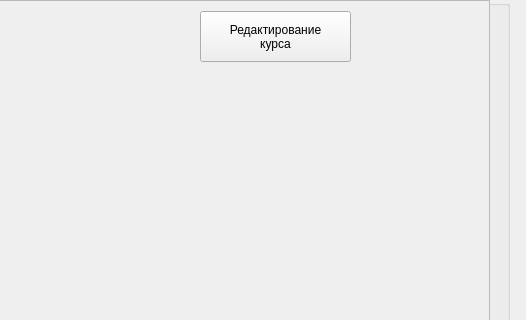
Before: the Qt Designer form client/Forms/CoursePage/coursepage.ui in sofinvalery/LMS, drawn with Qt 5; both pictures show x 411 to 937 and y 0 to 320 of the 937 by 637 pixel window.
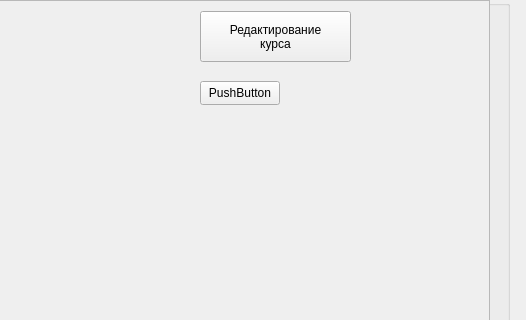
After: the same form once the commit is applied.

Commit message: new score window for admin

Diff of the .ui file:
```diff
--- a/client/Forms/CoursePage/coursepage.ui
+++ b/client/Forms/CoursePage/coursepage.ui
@@ -118,6 +118,19 @@
        <enum>Qt::Vertical</enum>
       </property>
      </widget>
+     <widget class="QPushButton" name="scoreButton">
+      <property name="geometry">
+       <rect>
+        <x>610</x>
+        <y>80</y>
+        <width>80</width>
+        <height>24</height>
+       </rect>
+      </property>
+      <property name="text">
+       <string>PushButton</string>
+      </property>
+     </widget>
     </widget>
    </widget>
   </widget>
```
The commit also changes 7 other files.
